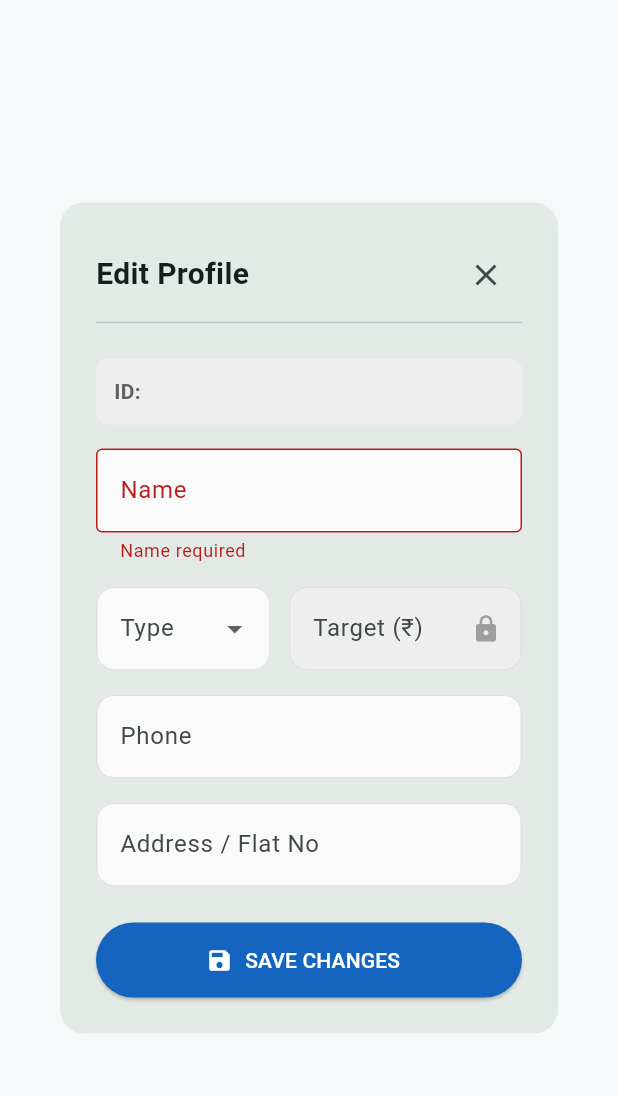
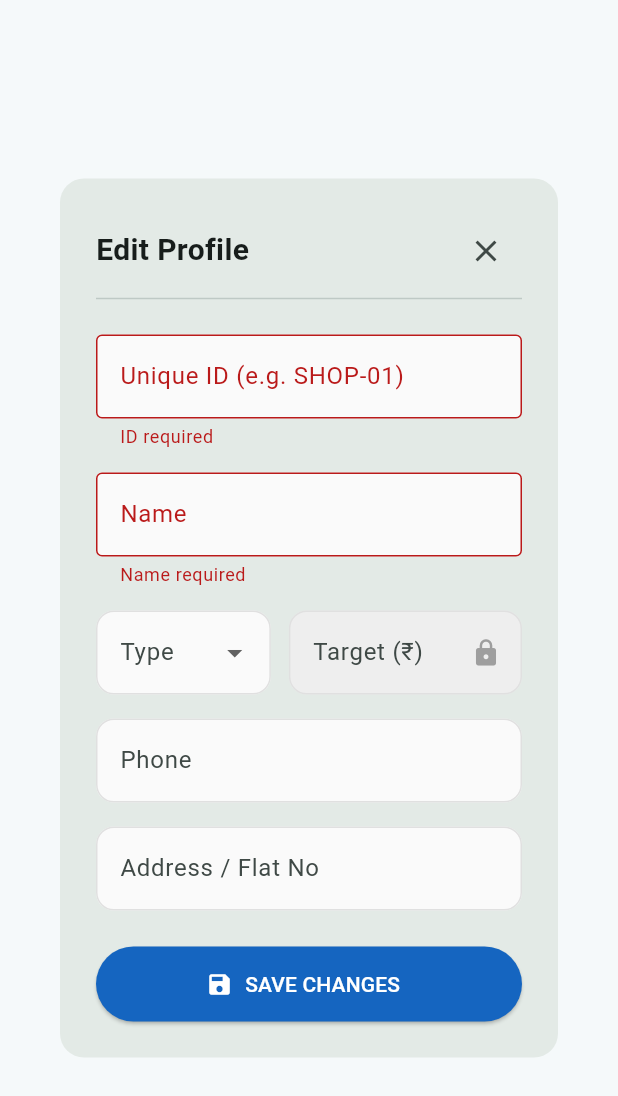
Before and after one commit to micky113/bnya, a Flutter app: the EditContributorDialog widget shown alone on an empty page, opened directly with empty values, after a tap on "SAVE CHANGES", on a phone screen of 412 x 824 dp. Shown: the top 1096 px of the screen. Run offline on Flutter 3.47's test engine with Material 3 defaults, Android fonts, the phone set to English and light mode, and no system bars; our stand-ins replace cloud_firestore, file_picker, firebase_auth, firebase_core, firebase_storage, geolocator and 3 more; missing offline and left inert: excel, spreadsheet_decoder; accounts and stored records are empty.

Commit message:
edit Id option

```diff
--- a/lib/widgets/edit_contributor_dialog/edit_contributor_dialog.dart
+++ b/lib/widgets/edit_contributor_dialog/edit_contributor_dialog.dart
@@ -26,6 +26,7 @@ class _EditContributorDialogState extends State<EditContributorDialog> {
   ];
 
   // Controllers
+  late TextEditingController _idController;
   late TextEditingController _nameController;
   late TextEditingController _phoneController;
   late TextEditingController _addressController;
@@ -40,6 +41,7 @@ class _EditContributorDialogState extends State<EditContributorDialog> {
   @override
   void initState() {
     super.initState();
+    _idController = TextEditingController(text: widget.contributor.id);
     _nameController = TextEditingController(text: widget.contributor.name);
     _phoneController = TextEditingController(
       text: widget.contributor.contactNumber,
@@ -58,6 +60,7 @@ class _EditContributorDialogState extends State<EditContributorDialog> {
 
   @override
   void dispose() {
+    _idController.dispose();
     _nameController.dispose();
     _phoneController.dispose();
     _addressController.dispose();
@@ -103,17 +106,77 @@ class _EditContributorDialogState extends State<EditContributorDialog> {
       setState(() => _isLoading = true);
 
       try {
-        await FirebaseFirestore.instance
-            .collection('contributors')
-            .doc(widget.contributor.id)
-            .update({
-              'name': _nameController.text.trim(),
-              'type': _selectedType,
-              'contactNumber': _phoneController.text.trim(),
-              'address': _addressController.text.trim(),
-              // Only update target if it was unlocked (or keep existing if locked logic needed, but usually we just overwrite)
-              'targetAmount': double.tryParse(_targetController.text) ?? 0.0,
-            });
+        final firestore = FirebaseFirestore.instance;
+        final String oldId = widget.contributor.id;
+        final String newId = _idController.text.trim().toUpperCase();
+
+        if (newId.isEmpty) {
+          throw Exception("ID cannot be empty");
+        }
+
+        final double targetAmount = double.tryParse(_targetController.text) ?? 0.0;
+        final String name = _nameController.text.trim();
+        final String phone = _phoneController.text.trim();
+        final String address = _addressController.text.trim();
+
+        if (newId != oldId) {
+          // 1. Check if new ID already exists
+          final newDocRef = firestore.collection('contributors').doc(newId);
+          final newDocSnapshot = await newDocRef.get();
+          if (newDocSnapshot.exists) {
+            if (mounted) {
+              ScaffoldMessenger.of(context).showSnackBar(
+                const SnackBar(
+                  content: Text('Error: ID already exists!'),
+                  backgroundColor: Colors.red,
+                ),
+              );
+            }
+            setState(() => _isLoading = false);
+            return;
+          }
+
+          // 2. Copy the contributor data and update the ID
+          final oldDocRef = firestore.collection('contributors').doc(oldId);
+          final oldDocSnapshot = await oldDocRef.get();
+          if (!oldDocSnapshot.exists) {
+            throw Exception("Original contributor profile not found!");
+          }
+          final oldData = oldDocSnapshot.data() as Map<String, dynamic>;
+
+          final newData = Map<String, dynamic>.from(oldData);
+          newData['id'] = newId;
+          newData['name'] = name;
+          newData['type'] = _selectedType;
+          newData['contactNumber'] = phone;
+          newData['address'] = address;
+          newData['targetAmount'] = targetAmount;
+
+          final batch = firestore.batch();
+          batch.set(newDocRef, newData);
+          batch.delete(oldDocRef);
+
+          // Update related finance documents
+          final financesSnapshot = await firestore
+              .collection('finances')
+              .where('contributorId', isEqualTo: oldId)
+              .get();
+
+          for (final doc in financesSnapshot.docs) {
+            batch.update(doc.reference, {'contributorId': newId});
+          }
+
+          await batch.commit();
+        } else {
+          // Simple update
+          await firestore.collection('contributors').doc(oldId).update({
+            'name': name,
+            'type': _selectedType,
+            'contactNumber': phone,
+            'address': address,
+            'targetAmount': targetAmount,
+          });
+        }
 
         if (mounted) {
           Navigator.pop(context);
@@ -169,21 +232,17 @@ class _EditContributorDialogState extends State<EditContributorDialog> {
                 const Divider(),
                 const SizedBox(height: 16),
 
-                // Read-Only ID
-                Container(
-                  padding: const EdgeInsets.all(12),
-                  decoration: BoxDecoration(
-                    color: Colors.grey[200],
-                    borderRadius: BorderRadius.circular(8),
+                // Unique ID
+                TextFormField(
+                  controller: _idController,
+                  decoration: const InputDecoration(
+                    labelText: "Unique ID (e.g. SHOP-01)",
+                    border: OutlineInputBorder(),
+                    filled: true,
                   ),
-                  width: double.infinity,
-                  child: Text(
-                    "ID: ${widget.contributor.id}",
-                    style: TextStyle(
-                      fontWeight: FontWeight.bold,
-                      color: Colors.grey[700],
-                    ),
-                  ),
+                  textCapitalization: TextCapitalization.characters,
+                  validator: (val) =>
+                      val!.trim().isEmpty ? "ID required" : null,
                 ),
                 const SizedBox(height: 16),
 
```
Also changed, not shown: 4 other files.
